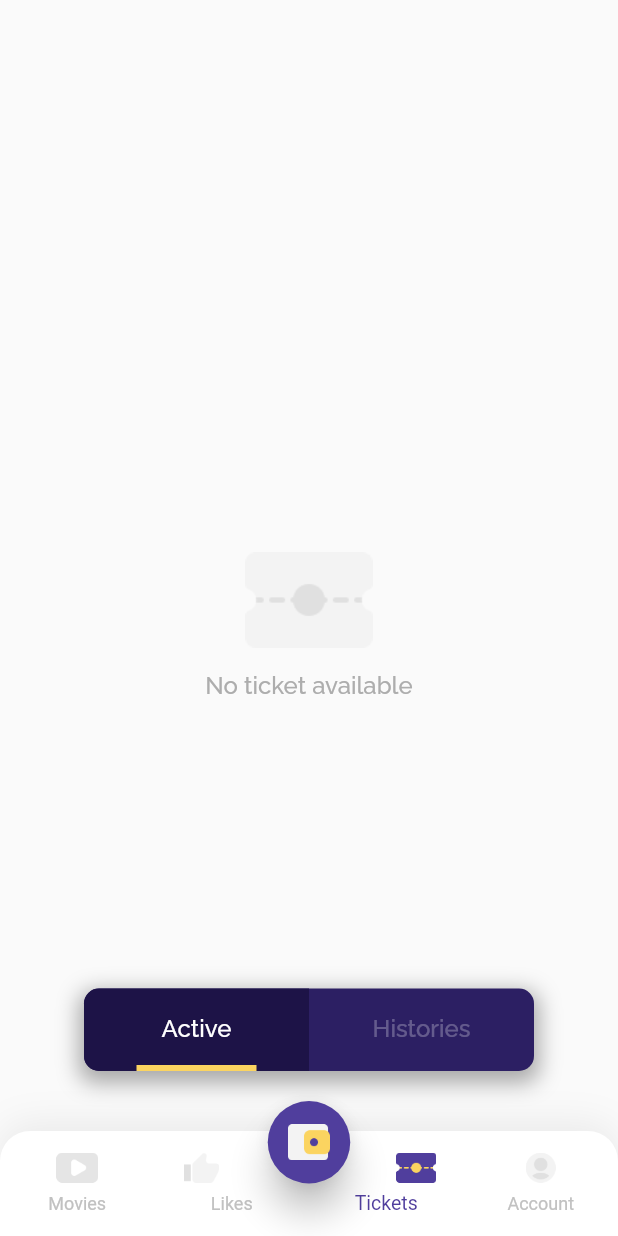
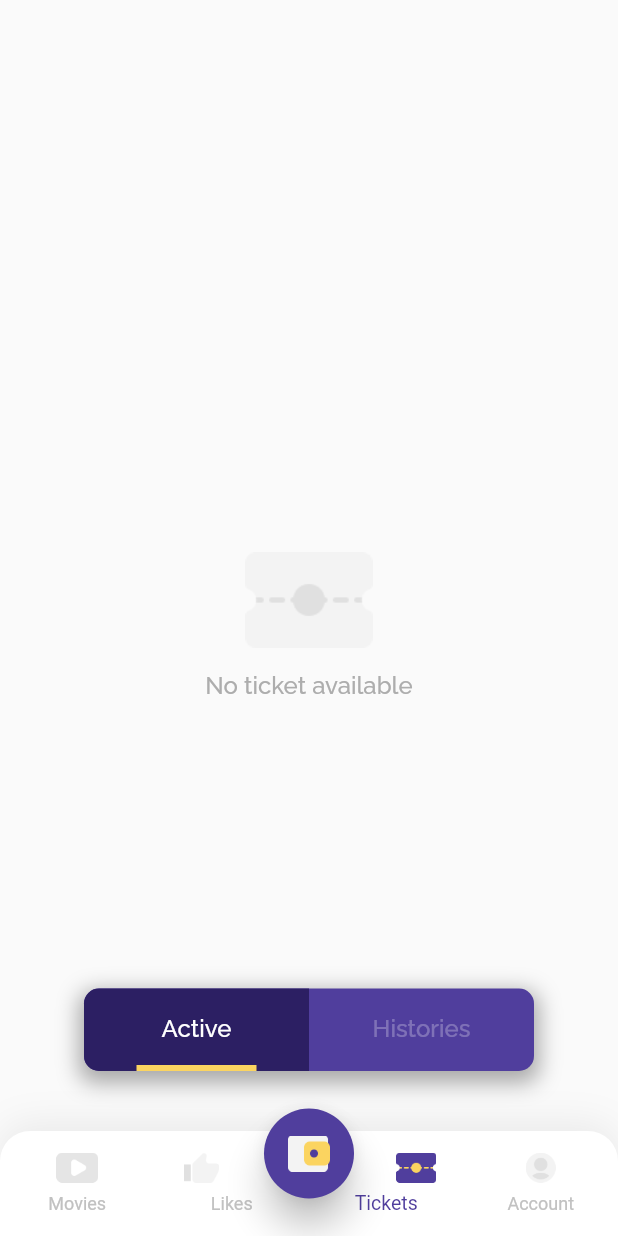
Before and after one commit to anggadarkprince/flutix, a Flutter app: the HomeScreen screen opened directly, swiped to page 3, on a phone screen of 412 x 824 dp. Run offline on Flutter 3.47's test engine with Material 2 defaults, Android fonts, the phone set to English and light mode, and no system bars; our stand-ins replace cloud_firestore, email_validator, equatable, firebase_auth, firebase_core, firebase_storage and 7 more; accounts and stored records are empty.

Commit message:
fix layout bottom bar

```diff
--- a/lib/ui/pages/home.dart
+++ b/lib/ui/pages/home.dart
@@ -8,7 +8,6 @@ import 'package:flutix/ui/pages/ticket.dart';
 import 'package:flutix/ui/pages/topup.dart';
 import 'package:flutter/material.dart';
 import 'package:google_fonts/google_fonts.dart';
-import 'package:material_design_icons_flutter/material_design_icons_flutter.dart';
 
 class HomeScreen extends StatefulWidget {
   final User user;
@@ -159,9 +158,9 @@ class _HomeScreenState extends State<HomeScreen> {
         Align(
           alignment: Alignment.bottomCenter,
           child: Container(
-            height: 55,
-            width: 55,
-            margin: EdgeInsets.only(bottom: 35),
+            height: 60,
+            width: 60,
+            margin: EdgeInsets.only(bottom: 25),
             child: FloatingActionButton(
               elevation: 10,
               backgroundColor: mainColor,
--- a/lib/ui/pages/ticket.dart
+++ b/lib/ui/pages/ticket.dart
@@ -59,7 +59,7 @@ class _TicketScreenState extends State<TicketScreen> {
               margin: EdgeInsets.only(bottom: 110),
               decoration: BoxDecoration(
                 borderRadius: BorderRadius.circular(10),
-                color: accentColor1,
+                color: mainColor,
                 boxShadow: [
                   BoxShadow(color: Color(0x55000000), spreadRadius: 3, blurRadius: 12, offset: Offset(0, 5)),
                 ],
@@ -77,7 +77,7 @@ class _TicketScreenState extends State<TicketScreen> {
                       child: Container(
                         decoration: BoxDecoration(
                           borderRadius: BorderRadius.only(topLeft: Radius.circular(10), bottomLeft: Radius.circular(10)),
-                          color: !isExpiredTickets ? Color(0xFF1D1347) : Colors.transparent,
+                          color: !isExpiredTickets ? accentColor1 : Colors.transparent,
                         ),
                         height: double.infinity,
                         child: Column(
@@ -113,7 +113,7 @@ class _TicketScreenState extends State<TicketScreen> {
                       child: Container(
                         decoration: BoxDecoration(
                           borderRadius: BorderRadius.only(topRight: Radius.circular(10), bottomRight: Radius.circular(10)),
-                          color: isExpiredTickets ? Color(0xFF1D1347) : Colors.transparent,
+                          color: isExpiredTickets ? accentColor1 : Colors.transparent,
                         ),
                         height: double.infinity,
                         child: Column(
```
